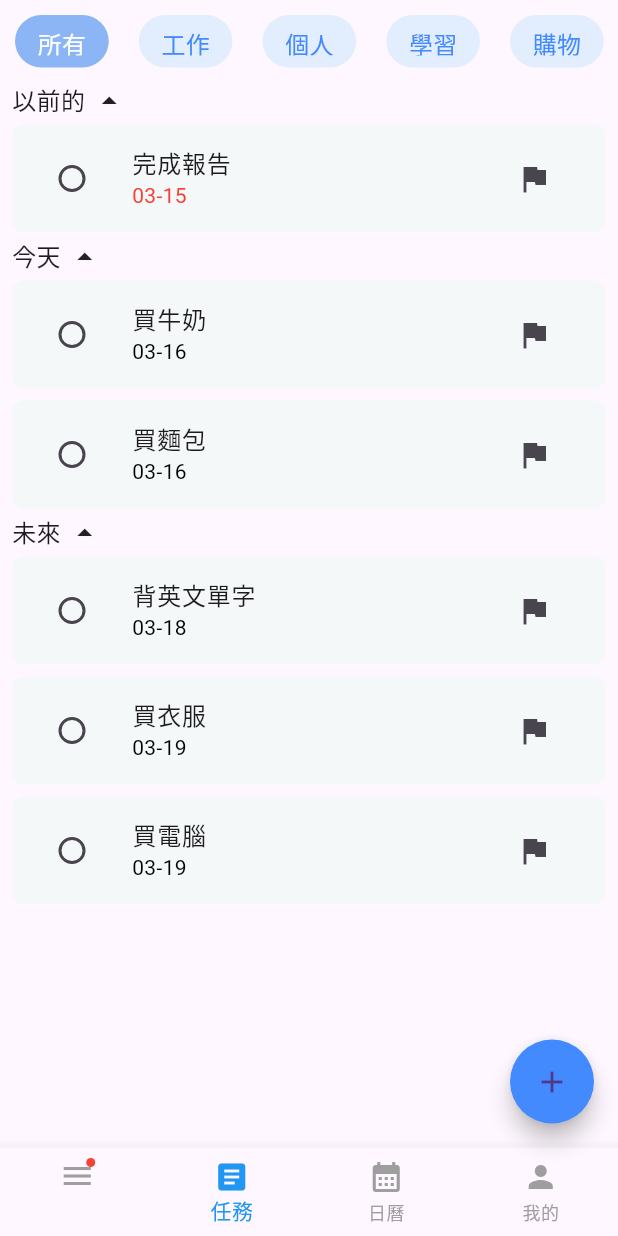
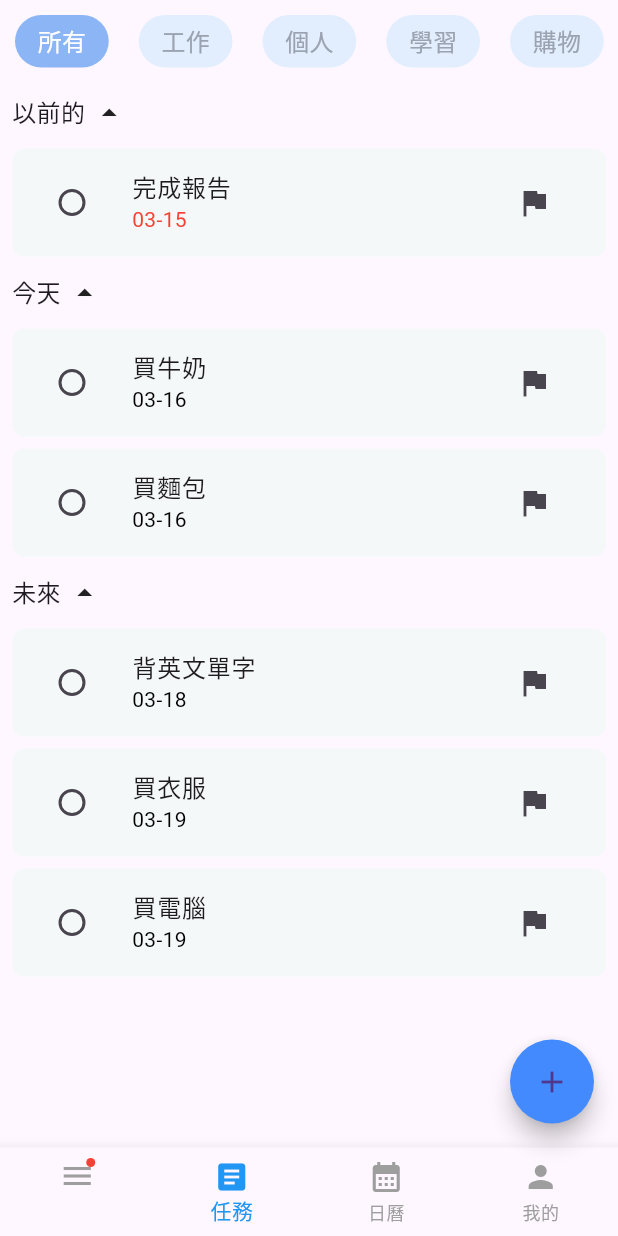
Before and after one commit to howard522/hw2, a Flutter app: the screen it shows after launch, on a phone screen of 412 x 824 dp. Run offline on Flutter 3.47's test engine with Material 3 defaults, Android fonts, the phone set to English and light mode, and no system bars.

Commit message:
adjust colonm

```diff
--- a/todolist_ui/lib/main.dart
+++ b/todolist_ui/lib/main.dart
@@ -282,8 +282,10 @@ class _TodoListScreenState extends State<TodoListScreen> {
   }) {
     return Column(
       crossAxisAlignment: CrossAxisAlignment.start,
+
       children: [
         // 抬頭 + 箭頭 (左)
+        const SizedBox(height: 8),
         GestureDetector(
           onTap: onTap,
           child: Row(
@@ -295,7 +297,9 @@ class _TodoListScreenState extends State<TodoListScreen> {
             ],
           ),
         ),
+        const SizedBox(height: 8),
         // 若展開 => 顯示清單
+
         if (isExpanded) buildTodoList(data),
       ],
     );
@@ -358,7 +362,7 @@ class _TodoListScreenState extends State<TodoListScreen> {
                           margin: const EdgeInsets.symmetric(horizontal: 10),
                           padding: const EdgeInsets.symmetric(
                             horizontal: 15,
-                            vertical: 8,
+                            vertical: 6,
                           ),
                           decoration: BoxDecoration(
                             borderRadius: BorderRadius.circular(20),
@@ -375,7 +379,7 @@ class _TodoListScreenState extends State<TodoListScreen> {
                                 color:
                                     _selectedCategory == category
                                         ? Colors.white
-                                        : Colors.blueAccent,
+                                        : Color.fromRGBO(154, 163, 175, 1),
                               ),
                             ),
                           ),
```
